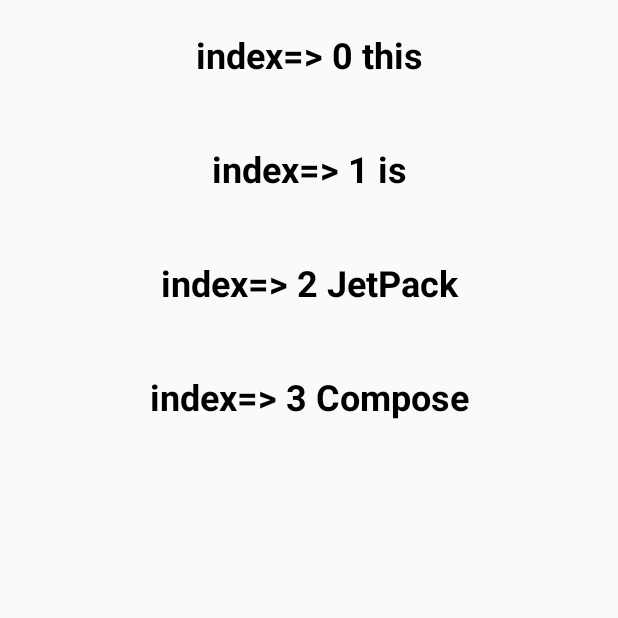
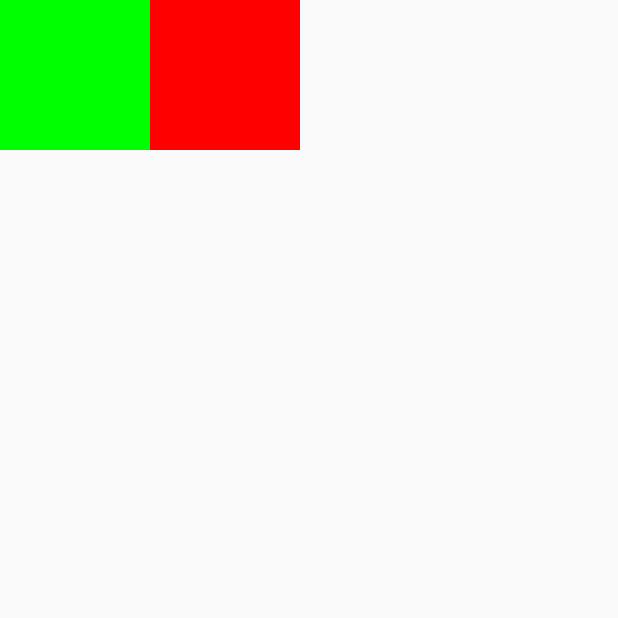
Before and after one commit to luiscastrodev/CourseCompose, an Android app built with Jetpack Compose: the screen it shows after launch (ListsActivity before the commit, ConstraintLayoutComposeActivity after it), on a phone screen of 412 x 824 dp, the top half of it. Run offline under Robolectric (Android 15) with nearby library versions, the phone set to English and light mode, and no system bars; our stand-ins replace constraintlayout-compose.

Commit message:
ConstraintLayout

```diff
--- a/app/build.gradle
+++ b/app/build.gradle
@@ -62,11 +62,13 @@ dependencies {
     implementation platform('androidx.compose:compose-bom:2022.10.00')
     implementation platform('androidx.compose:compose-bom:2022.10.00')
     implementation platform('androidx.compose:compose-bom:2022.10.00')
+    implementation platform('androidx.compose:compose-bom:2022.10.00')
     testImplementation 'junit:junit:4.13.2'
     androidTestImplementation 'androidx.test.ext:junit:1.1.5'
     androidTestImplementation 'androidx.test.espresso:espresso-core:3.5.1'
     androidTestImplementation platform('androidx.compose:compose-bom:2022.10.00')
     androidTestImplementation 'androidx.compose.ui:ui-test-junit4'
+    androidTestImplementation platform('androidx.compose:compose-bom:2022.10.00')
     androidTestImplementation platform('androidx.compose:compose-bom:2022.10.00')
     androidTestImplementation platform('androidx.compose:compose-bom:2022.10.00')
     androidTestImplementation platform('androidx.compose:compose-bom:2022.10.00')
@@ -79,4 +81,6 @@ dependencies {
     implementation "androidx.compose.ui:ui-tooling-preview:1.4.2"
     implementation "androidx.navigation:navigation-compose:2.5.3"
 
+    implementation "androidx.constraintlayout:constraintlayout-compose:1.0.1"
+
 }
--- a/app/src/main/AndroidManifest.xml
+++ b/app/src/main/AndroidManifest.xml
@@ -14,6 +14,11 @@
         tools:targetApi="31">
         <activity
             android:name=".ListsActivity"
+            android:exported="false"
+            android:label="@string/title_activity_constraint_layout_compose"
+            android:theme="@style/Theme.MeuPrimeiroProjetoCompose" />
+        <activity
+            android:name=".ConstraintLayoutComposeActivity"
             android:exported="true"
             android:label="@string/title_activity_text_fields_buttons"
             android:theme="@style/Theme.MeuPrimeiroProjetoCompose">
--- /dev/null
+++ b/app/src/main/java/br/com/meuprimeiroprojetocompose/ConstraintLayoutComposeActivity.kt
@@ -0,0 +1,77 @@
+package br.com.meuprimeiroprojetocompose
+
+import android.os.Bundle
+import androidx.activity.ComponentActivity
+import androidx.activity.compose.setContent
+import androidx.compose.foundation.background
+import androidx.compose.foundation.layout.Box
+import androidx.compose.foundation.layout.fillMaxSize
+import androidx.compose.material3.MaterialTheme
+import androidx.compose.material3.Surface
+import androidx.compose.material3.Text
+import androidx.compose.runtime.Composable
+import androidx.compose.ui.Modifier
+import androidx.compose.ui.graphics.Color
+import androidx.compose.ui.layout.layoutId
+import androidx.compose.ui.tooling.preview.Preview
+import androidx.compose.ui.unit.dp
+import androidx.constraintlayout.compose.ConstraintLayout
+import androidx.constraintlayout.compose.ConstraintSet
+import androidx.constraintlayout.compose.Dimension
+import br.com.meuprimeiroprojetocompose.ui.theme.MeuPrimeiroProjetoComposeTheme
+
+class ConstraintLayoutComposeActivity : ComponentActivity() {
+    override fun onCreate(savedInstanceState: Bundle?) {
+        super.onCreate(savedInstanceState)
+        setContent {
+            val constaints = ConstraintSet {
+                val greenBox = createRefFor("greenbox")
+                val redBox = createRefFor("redbox")
+
+                constrain(greenBox) {
+                    top.linkTo(parent.top)
+                    start.linkTo(parent.start)
+                    width = Dimension.value(100.dp)
+                    height = Dimension.value(100.dp)
+                }
+
+                constrain(redBox) {
+                    top.linkTo(parent.top)
+                    start.linkTo(greenBox.end)
+                    width = Dimension.value(100.dp)
+                    height = Dimension.value(100.dp)
+                }
+            }
+
+            ConstraintLayout(constaints, modifier = Modifier.fillMaxSize()) {
+                Box(
+                    modifier = Modifier
+                        .background(Color.Green)
+                        .layoutId("greenbox")
+                )
+
+                Box(
+                    modifier = Modifier
+                        .background(Color.Red)
+                        .layoutId("redbox")
+                )
+            }
+        }
+    }
+}
+
+@Composable
+fun Greeting2(name: String, modifier: Modifier = Modifier) {
+    Text(
+        text = "Hello $name!",
+        modifier = modifier
+    )
+}
+
+@Preview(showBackground = true)
+@Composable
+fun GreetingPreview4() {
+    MeuPrimeiroProjetoComposeTheme {
+        Greeting2("Android")
+    }
+}
--- a/app/src/main/res/values/strings.xml
+++ b/app/src/main/res/values/strings.xml
@@ -5,4 +5,5 @@
     <string name="title_activity_styling_text">StylingTextActivity</string>
     <string name="title_activity_state_in_compose">StateInComposeActivity</string>
     <string name="title_activity_text_fields_buttons">TextFieldsButtonsActivity</string>
+    <string name="title_activity_constraint_layout_compose">ConstraintLayoutComposeActivity</string>
 </resources>
```
